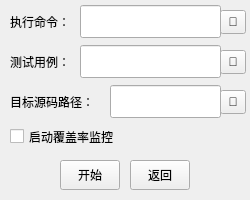
The window that ui/new.ui (tianmai1/minifuzz-bysj) describes before a commit, drawn with Qt 5.
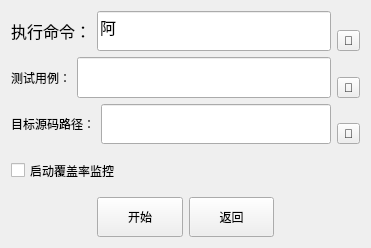
The same window after the commit.

Commit message: 修改：     ui/minifuzz.ui 	修改：     ui/new.ui

```diff
--- a/ui/new.ui
+++ b/ui/new.ui
@@ -6,160 +6,270 @@
    <rect>
     <x>0</x>
     <y>0</y>
-    <width>250</width>
-    <height>200</height>
+    <width>371</width>
+    <height>248</height>
    </rect>
   </property>
   <property name="windowTitle">
    <string>new</string>
   </property>
-  <widget class="QLabel" name="label_name">
-   <property name="geometry">
-    <rect>
-     <x>10</x>
-     <y>85</y>
-     <width>111</width>
-     <height>33</height>
-    </rect>
-   </property>
-   <property name="text">
-    <string>目标源码路径：</string>
-   </property>
-  </widget>
-  <widget class="QLineEdit" name="source_name">
-   <property name="geometry">
-    <rect>
-     <x>110</x>
-     <y>85</y>
-     <width>111</width>
-     <height>33</height>
-    </rect>
-   </property>
-  </widget>
-  <widget class="QPushButton" name="back_button">
-   <property name="geometry">
-    <rect>
-     <x>130</x>
-     <y>160</y>
-     <width>60</width>
-     <height>30</height>
-    </rect>
-   </property>
-   <property name="text">
-    <string>返回</string>
-   </property>
-  </widget>
-  <widget class="QToolButton" name="source_path_button">
-   <property name="geometry">
-    <rect>
-     <x>220</x>
-     <y>90</y>
-     <width>26</width>
-     <height>24</height>
-    </rect>
-   </property>
-   <property name="text">
-    <string>📂</string>
-   </property>
-  </widget>
-  <widget class="QPushButton" name="start_button">
-   <property name="geometry">
-    <rect>
-     <x>60</x>
-     <y>160</y>
-     <width>60</width>
-     <height>30</height>
-    </rect>
-   </property>
-   <property name="text">
-    <string>开始</string>
-   </property>
-  </widget>
-  <widget class="QLineEdit" name="cmd_name">
-   <property name="geometry">
-    <rect>
-     <x>80</x>
-     <y>5</y>
-     <width>141</width>
-     <height>33</height>
-    </rect>
-   </property>
-  </widget>
-  <widget class="QLabel" name="label_testcase">
-   <property name="geometry">
-    <rect>
-     <x>10</x>
-     <y>45</y>
-     <width>81</width>
-     <height>33</height>
-    </rect>
-   </property>
-   <property name="text">
-    <string>测试用例：</string>
-   </property>
-  </widget>
-  <widget class="QLabel" name="label_program">
-   <property name="geometry">
-    <rect>
-     <x>10</x>
-     <y>5</y>
-     <width>81</width>
-     <height>33</height>
-    </rect>
-   </property>
-   <property name="text">
-    <string>执行命令：</string>
-   </property>
-  </widget>
-  <widget class="QLineEdit" name="input_testcase">
-   <property name="geometry">
-    <rect>
-     <x>80</x>
-     <y>45</y>
-     <width>141</width>
-     <height>33</height>
-    </rect>
-   </property>
-  </widget>
-  <widget class="QToolButton" name="testcase_path_button">
-   <property name="geometry">
-    <rect>
-     <x>220</x>
-     <y>50</y>
-     <width>26</width>
-     <height>24</height>
-    </rect>
-   </property>
-   <property name="text">
-    <string>📂</string>
-   </property>
-  </widget>
-  <widget class="QCheckBox" name="coverage_checkbox">
-   <property name="geometry">
-    <rect>
-     <x>10</x>
-     <y>125</y>
-     <width>131</width>
-     <height>23</height>
-    </rect>
-   </property>
-   <property name="text">
-    <string>启动覆盖率监控</string>
-   </property>
-  </widget>
-  <widget class="QToolButton" name="program_path_button">
-   <property name="geometry">
-    <rect>
-     <x>220</x>
-     <y>10</y>
-     <width>26</width>
-     <height>24</height>
-    </rect>
-   </property>
-   <property name="text">
-    <string>📂</string>
-   </property>
-  </widget>
+  <layout class="QGridLayout" name="gridLayout">
+   <item row="0" column="0">
+    <layout class="QHBoxLayout" name="horizontalLayout_5">
+     <item>
+      <widget class="QLabel" name="label_program">
+       <property name="font">
+        <font>
+         <pointsize>12</pointsize>
+        </font>
+       </property>
+       <property name="text">
+        <string>执行命令：</string>
+       </property>
+      </widget>
+     </item>
+     <item>
+      <widget class="QLineEdit" name="cmd_name">
+       <property name="sizePolicy">
+        <sizepolicy hsizetype="Expanding" vsizetype="MinimumExpanding">
+         <horstretch>0</horstretch>
+         <verstretch>0</verstretch>
+        </sizepolicy>
+       </property>
+       <property name="minimumSize">
+        <size>
+         <width>151</width>
+         <height>35</height>
+        </size>
+       </property>
+       <property name="font">
+        <font>
+         <pointsize>12</pointsize>
+        </font>
+       </property>
+       <property name="text">
+        <string>阿</string>
+       </property>
+      </widget>
+     </item>
+     <item>
+      <layout class="QVBoxLayout" name="verticalLayout">
+       <item>
+        <spacer name="verticalSpacer_2">
+         <property name="orientation">
+          <enum>Qt::Vertical</enum>
+         </property>
+         <property name="sizeHint" stdset="0">
+          <size>
+           <width>20</width>
+           <height>0</height>
+          </size>
+         </property>
+        </spacer>
+       </item>
+       <item>
+        <widget class="QToolButton" name="program_path_button">
+         <property name="text">
+          <string>📂</string>
+         </property>
+        </widget>
+       </item>
+      </layout>
+     </item>
+    </layout>
+   </item>
+   <item row="1" column="0">
+    <layout class="QHBoxLayout" name="horizontalLayout">
+     <item>
+      <widget class="QLabel" name="label_testcase">
+       <property name="text">
+        <string>测试用例：</string>
+       </property>
+      </widget>
+     </item>
+     <item>
+      <widget class="QLineEdit" name="input_testcase">
+       <property name="sizePolicy">
+        <sizepolicy hsizetype="Expanding" vsizetype="MinimumExpanding">
+         <horstretch>0</horstretch>
+         <verstretch>0</verstretch>
+        </sizepolicy>
+       </property>
+       <property name="minimumSize">
+        <size>
+         <width>0</width>
+         <height>35</height>
+        </size>
+       </property>
+      </widget>
+     </item>
+     <item>
+      <layout class="QVBoxLayout" name="verticalLayout_2">
+       <item>
+        <spacer name="verticalSpacer">
+         <property name="orientation">
+          <enum>Qt::Vertical</enum>
+         </property>
+         <property name="sizeHint" stdset="0">
+          <size>
+           <width>20</width>
+           <height>0</height>
+          </size>
+         </property>
+        </spacer>
+       </item>
+       <item>
+        <widget class="QToolButton" name="testcase_path_button">
+         <property name="text">
+          <string>📂</string>
+         </property>
+        </widget>
+       </item>
+      </layout>
+     </item>
+    </layout>
+   </item>
+   <item row="2" column="0">
+    <layout class="QHBoxLayout" name="horizontalLayout_4">
+     <item>
+      <widget class="QLabel" name="label_name">
+       <property name="text">
+        <string>目标源码路径：</string>
+       </property>
+      </widget>
+     </item>
+     <item>
+      <widget class="QLineEdit" name="source_name">
+       <property name="sizePolicy">
+        <sizepolicy hsizetype="Expanding" vsizetype="MinimumExpanding">
+         <horstretch>0</horstretch>
+         <verstretch>0</verstretch>
+        </sizepolicy>
+       </property>
+       <property name="minimumSize">
+        <size>
+         <width>0</width>
+         <height>35</height>
+        </size>
+       </property>
+      </widget>
+     </item>
+     <item>
+      <layout class="QVBoxLayout" name="verticalLayout_3">
+       <item>
+        <spacer name="verticalSpacer_3">
+         <property name="orientation">
+          <enum>Qt::Vertical</enum>
+         </property>
+         <property name="sizeType">
+          <enum>QSizePolicy::Expanding</enum>
+         </property>
+         <property name="sizeHint" stdset="0">
+          <size>
+           <width>20</width>
+           <height>0</height>
+          </size>
+         </property>
+        </spacer>
+       </item>
+       <item>
+        <widget class="QToolButton" name="source_path_button">
+         <property name="text">
+          <string>📂</string>
+         </property>
+        </widget>
+       </item>
+      </layout>
+     </item>
+    </layout>
+   </item>
+   <item row="3" column="0">
+    <layout class="QHBoxLayout" name="horizontalLayout_2">
+     <item>
+      <widget class="QCheckBox" name="coverage_checkbox">
+       <property name="sizePolicy">
+        <sizepolicy hsizetype="Minimum" vsizetype="MinimumExpanding">
+         <horstretch>0</horstretch>
+         <verstretch>0</verstretch>
+        </sizepolicy>
+       </property>
+       <property name="text">
+        <string>启动覆盖率监控</string>
+       </property>
+      </widget>
+     </item>
+     <item>
+      <spacer name="horizontalSpacer_3">
+       <property name="orientation">
+        <enum>Qt::Horizontal</enum>
+       </property>
+       <property name="sizeHint" stdset="0">
+        <size>
+         <width>40</width>
+         <height>20</height>
+        </size>
+       </property>
+      </spacer>
+     </item>
+    </layout>
+   </item>
+   <item row="4" column="0">
+    <layout class="QHBoxLayout" name="horizontalLayout_3">
+     <item>
+      <spacer name="horizontalSpacer">
+       <property name="orientation">
+        <enum>Qt::Horizontal</enum>
+       </property>
+       <property name="sizeHint" stdset="0">
+        <size>
+         <width>40</width>
+         <height>20</height>
+        </size>
+       </property>
+      </spacer>
+     </item>
+     <item>
+      <widget class="QPushButton" name="start_button">
+       <property name="sizePolicy">
+        <sizepolicy hsizetype="MinimumExpanding" vsizetype="MinimumExpanding">
+         <horstretch>0</horstretch>
+         <verstretch>0</verstretch>
+        </sizepolicy>
+       </property>
+       <property name="text">
+        <string>开始</string>
+       </property>
+      </widget>
+     </item>
+     <item>
+      <widget class="QPushButton" name="back_button">
+       <property name="sizePolicy">
+        <sizepolicy hsizetype="MinimumExpanding" vsizetype="MinimumExpanding">
+         <horstretch>0</horstretch>
+         <verstretch>0</verstretch>
+        </sizepolicy>
+       </property>
+       <property name="text">
+        <string>返回</string>
+       </property>
+      </widget>
+     </item>
+     <item>
+      <spacer name="horizontalSpacer_2">
+       <property name="orientation">
+        <enum>Qt::Horizontal</enum>
+       </property>
+       <property name="sizeHint" stdset="0">
+        <size>
+         <width>40</width>
+         <height>20</height>
+        </size>
+       </property>
+      </spacer>
+     </item>
+    </layout>
+   </item>
+  </layout>
  </widget>
  <resources/>
  <connections/>
```
The commit also changes 1 other file.
